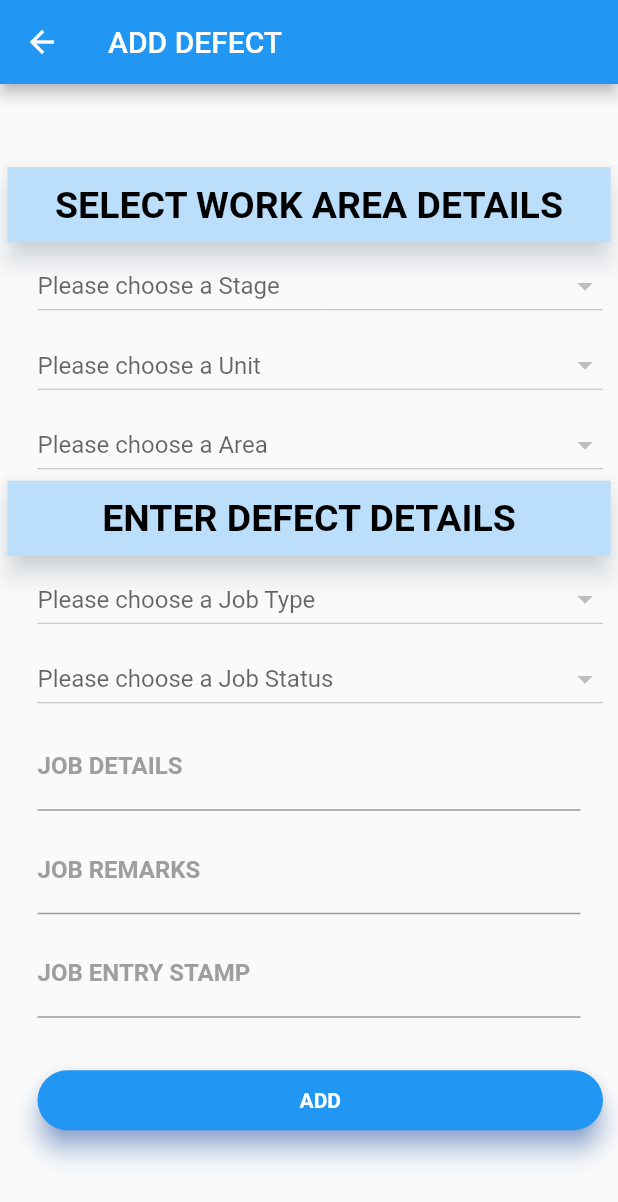
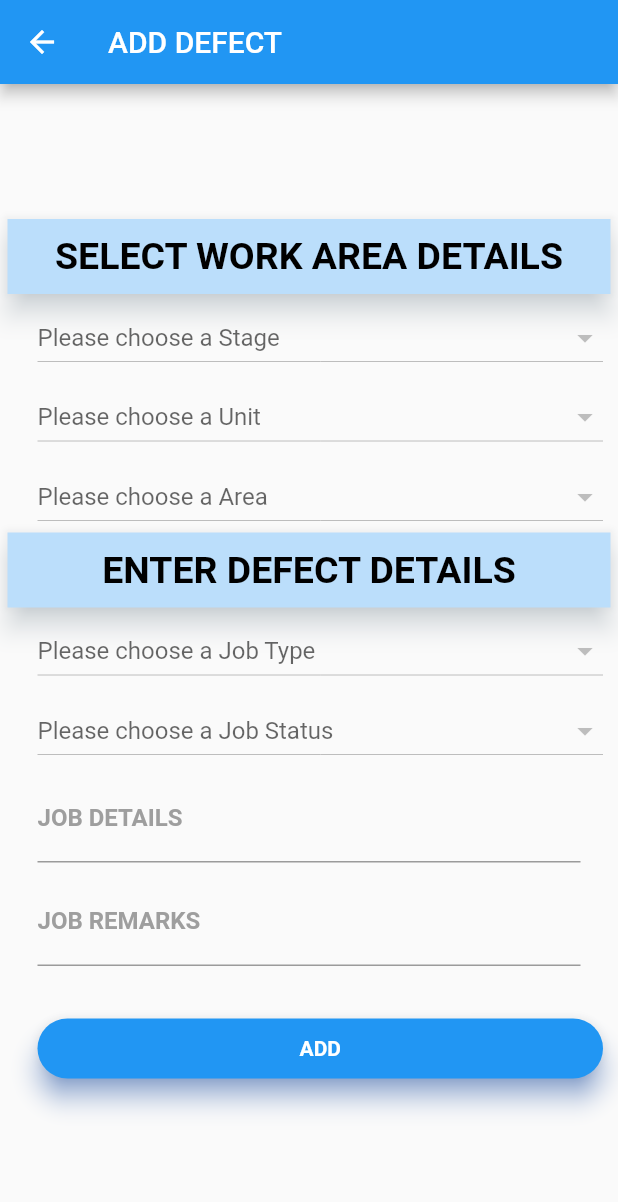
Before and after one commit to rahulbalhararkb/powerlog, a Flutter app: the AddDefect screen opened directly, on a phone screen of 412 x 824 dp. Shown: the top 1202 px of the screen. Run offline on Flutter 3.47's test engine with Material 2 defaults, Android fonts, the phone set to English and light mode, and no system bars; our stand-ins replace cloud_firestore, splashscreen; accounts and stored records are empty; Roboto replaces fonts that are missing (Montserrat).

Commit message:
timestampfield removed

```diff
--- a/lib/model/note.dart
+++ b/lib/model/note.dart
@@ -7,9 +7,9 @@ class Note {
   String _jobtype;
   String _jobdetails;
   String _jobremarks;
-  String _jobentrystamp;
 
-  Note(this._id, this._unit, this._stage, this._area, this._jobstatus, this._jobtype, this._jobdetails, this._jobremarks, this._jobentrystamp);
+
+  Note(this._id, this._unit, this._stage, this._area, this._jobstatus, this._jobtype, this._jobdetails, this._jobremarks);
 
   Note.map(dynamic obj) {
     this._id = obj['id'];
@@ -20,7 +20,7 @@ class Note {
     this._jobtype = obj['jobtype'];
     this._jobdetails = obj['jobdetails'];
     this._jobremarks = obj['jobremarks'];
-    this._jobentrystamp = obj['jobentrystamp'];
+
   }
 
   String get id => _id;
@@ -31,7 +31,7 @@ class Note {
   String get jobtype => _jobtype;
   String get jobdetails => _jobdetails;
   String get jobremarks => _jobremarks;
-  String get jobentrystamp => _jobentrystamp;
+
 
   Map<String, dynamic> toMap() {
     var map = new Map<String, dynamic>();
@@ -45,7 +45,7 @@ class Note {
     map['jobtype'] = _jobtype;
     map['jobdetails'] = _jobdetails;
     map['jobremarks'] = _jobremarks;
-    map['jobentrystamp'] = _jobentrystamp;
+
 
     return map;
   }
@@ -59,6 +59,6 @@ class Note {
     this._jobtype = map['jobtype'];
     this._jobdetails = map['jobdetails'];
     this._jobremarks = map['jobremarks'];
-    this._jobentrystamp = map['jobentrystamp'];
+
   }
 }
--- a/lib/service/firebase_firestore_service.dart
+++ b/lib/service/firebase_firestore_service.dart
@@ -13,11 +13,11 @@ class FirebaseFirestoreService {
 
   FirebaseFirestoreService.internal();
 
-  Future<Note> createNote(String unit, String stage,String area, String jobstatus,String jobtype, String jobdetails,String jobremarks, String jobentrystamp) async {
+  Future<Note> createNote(String unit, String stage,String area, String jobstatus,String jobtype, String jobdetails,String jobremarks) async {
     final TransactionHandler createTransaction = (Transaction tx) async {
       final DocumentSnapshot ds = await tx.get(noteCollection.document());
 
-      final Note note = new Note(ds.documentID, unit, stage, area, jobstatus, jobtype, jobdetails, jobremarks, jobentrystamp);
+      final Note note = new Note(ds.documentID, unit, stage, area, jobstatus, jobtype, jobdetails, jobremarks);
       final Map<String, dynamic> data = note.toMap();
 
       await tx.set(ds.reference, data);
--- a/lib/ui/add_defect.dart
+++ b/lib/ui/add_defect.dart
@@ -21,7 +21,6 @@ class _AddDefectState extends State<AddDefect> {
   String _jobtype;
   TextEditingController _jobdetailsController;
   TextEditingController _jobremarksController;
-  TextEditingController _jobentrystampController;
 
   @override
   void initState() {
@@ -30,8 +29,6 @@ class _AddDefectState extends State<AddDefect> {
         new TextEditingController(text: widget.note.jobdetails);
     _jobremarksController =
         new TextEditingController(text: widget.note.jobremarks);
-    _jobentrystampController =
-        new TextEditingController(text: widget.note.jobentrystamp);
   }
 
   @override
@@ -323,27 +320,7 @@ class _AddDefectState extends State<AddDefect> {
                           value.isEmpty ? 'Details can\'t be empty' : null,
                         onSaved: (value) => _details = value,*/
                               ),
-                              SizedBox(
-                                height: 10.0,
-                              ),
-                              TextFormField(
-                                maxLines: null,
-                                maxLengthEnforced: false,
-                                keyboardType: TextInputType.multiline,
-                                controller: _jobentrystampController,
-                                decoration: InputDecoration(
-                                    labelText: 'JOB ENTRY STAMP',
-                                    labelStyle: TextStyle(
-                                        fontFamily: 'Montserrat',
-                                        fontWeight: FontWeight.bold,
-                                        color: Colors.grey),
-                                    focusedBorder: UnderlineInputBorder(
-                                        borderSide:
-                                            BorderSide(color: Colors.green))),
-                                /* validator: (value) =>
-                          value.isEmpty ? 'Details can\'t be empty' : null,
-                        onSaved: (value) => _details = value,*/
-                              ),
+
                               SizedBox(height: 10.0),
                             ],
                           ),
@@ -373,8 +350,7 @@ class _AddDefectState extends State<AddDefect> {
                                               _jobstatus,
                                               _jobtype,
                                               _jobdetailsController.text,
-                                              _jobremarksController.text,
-                                              _jobentrystampController.text)
+                                              _jobremarksController.text)
                                           .then((_) {
                                         Navigator.pop(context);
                                       });
--- a/lib/ui/show_entries.dart
+++ b/lib/ui/show_entries.dart
@@ -214,7 +214,7 @@ class _ShowEntriesState extends State<ShowEntries> {
       context,
       MaterialPageRoute(
           builder: (context) =>
-              AddDefect(Note(null, '', '', '', '', '', '', '', ''))),
+              AddDefect(Note(null, '', '', '', '', '', '', ''))),
     );
   }
 }
```
Also changed, not shown: lib/ui/display_defect.dart (+2 -27 lines).
